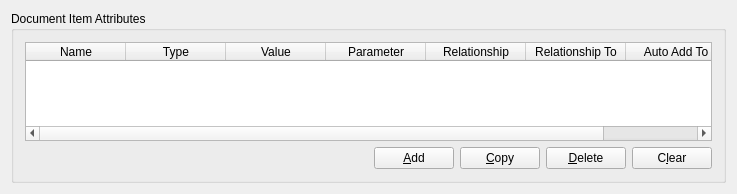
Old version of the form scribus/docitemattrprefs.ui in the repository scribusproject/scribus.
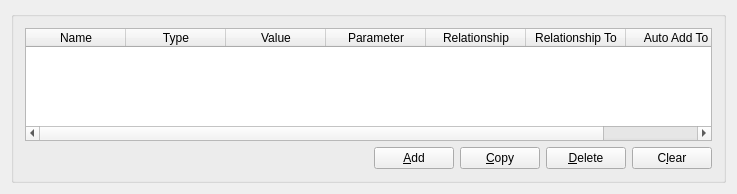
New version of the form. Custom widgets are drawn as their Qt base class.

```diff
--- a/scribus/docitemattrprefs.ui
+++ b/scribus/docitemattrprefs.ui
@@ -16,7 +16,7 @@
    <item>
     <widget class="QGroupBox" name="attributesGroupBox" >
      <property name="title" >
-      <string>Document Item Attributes</string>
+      <string/>
      </property>
      <layout class="QVBoxLayout" >
       <item>
```
